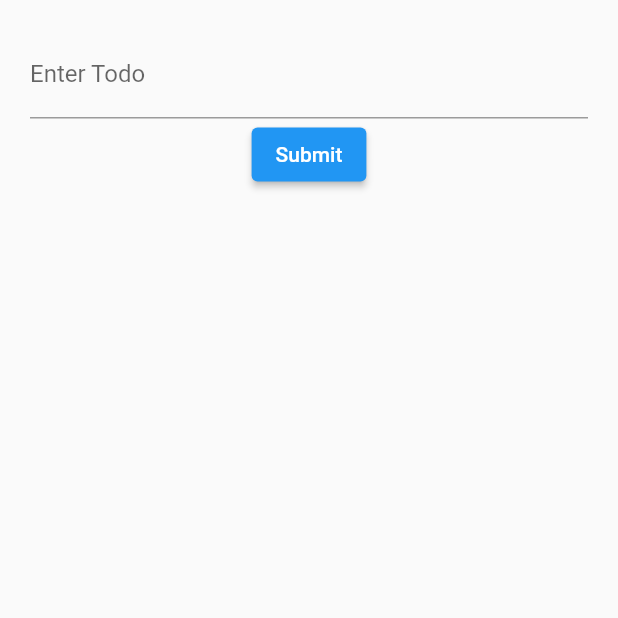
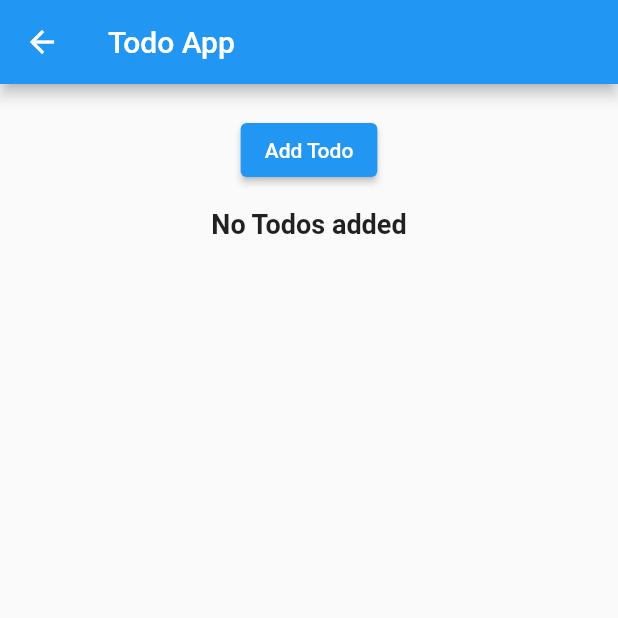
Before and after one commit to dulangakithmini/emoji-app, a Flutter app: the TodoScreen screen opened directly, on a phone screen of 412 x 824 dp, the top half of it. Run offline on Flutter 3.47's test engine with Material 2 defaults, Android fonts, the phone set to English and light mode, and no system bars; our stand-ins replace rxdart, shared_preferences; accounts and stored records are empty.

Commit message:
Improve Todo app using providers and navigation

```diff
--- a/lib/screens/todo_screen.dart
+++ b/lib/screens/todo_screen.dart
@@ -1,101 +1,51 @@
+import 'package:emoji_app/screens/todo_editor_screen.dart';
+import 'package:emoji_app/services/todo_service.dart';
 import 'package:flutter/material.dart';
-import 'package:rxdart/rxdart.dart';
+import 'package:provider/provider.dart';
 
-class TodoScreen extends StatefulWidget {
+class TodoScreen extends StatelessWidget {
+  static String route = '/';
+
   const TodoScreen({Key key}) : super(key: key);
-
-  @override
-  _TodoScreenState createState() => _TodoScreenState();
-}
-
-class _TodoScreenState extends State<TodoScreen> {
-  final BehaviorSubject<List<String>> _todoSubject =
-      BehaviorSubject<List<String>>();
-  final TextEditingController _controller = TextEditingController();
-  List<String> _todoList = [];
-  final BehaviorSubject<int> _counterSubject = BehaviorSubject<int>();
-
-  @override
-  void initState() {
-    _todoSubject.listen((value) {
-      _counterSubject.add(value.length);
-    });
-
-    _todoSubject.listen((value) {
-      showSnackBar(value);
-    });
-    super.initState();
-  }
-
-  @override
-  void dispose() {
-    _todoSubject.close();
-    super.dispose();
-  }
 
   @override
   Widget build(BuildContext context) {
     return Scaffold(
+      appBar: AppBar(
+        title: Text('Todo App'),
+      ),
       body: Container(
         padding: EdgeInsets.all(20.0),
         child: Column(
           children: [
-            TextField(
-              controller: _controller,
-              decoration: const InputDecoration(
-                labelText: 'Enter Todo',
-              ),
-            ),
-            ElevatedButton(
-              onPressed: onSubmit,
-              child: Text('Submit'),
-            ),
+            Center(
+                child: ElevatedButton(
+                    onPressed: () => onAdd(context), child: Text('Add Todo'))),
             SizedBox(height: 15),
-            StreamBuilder<int>(
-                stream: _counterSubject,
-                builder: (context, snapshot) {
-                  return snapshot.data != null
-                      ? Text(
-                          '${snapshot.data} Todos',
+            Text(
+              context.watch<TodoService>().todoCount == null
+                  ? 'No Todos added'
+                  : '${context.watch<TodoService>().todoCount} Todos',
               style: TextStyle(
                 fontSize: 18,
                 fontWeight: FontWeight.bold,
               ),
-                        )
-                      : Text('');
-                }),
-            StreamBuilder<List<String>>(
-                stream: _todoSubject,
-                builder: (context, snapshot) {
-                  return snapshot.data != null
+            ),
+            context.watch<TodoService>().todos != null
                 ? Expanded(
                     child: ListView.builder(
-                            itemCount: snapshot.data.length,
+                      itemCount: context.watch<TodoService>().todos.length,
                       itemBuilder: (context, int index) {
-                              return buildTodoList(snapshot.data, index);
+                        return buildTodoList(
+                            context.watch<TodoService>().todos, index);
                       },
                     ),
                   )
-                      : Text('');
-                }),
+                : Text(''),
           ],
         ),
       ),
     );
-  }
-
-  void onSubmit() {
-    String _todo = _controller.text;
-    _controller.clear();
-    List<String> _currentTodos = _todoSubject.valueOrNull;
-    if (_currentTodos == null) {
-      _todoList.add(_todo);
-      _todoSubject.add(_todoList);
-    } else {
-      _todoList = _currentTodos;
-      _todoList.add(_todo);
-      _todoSubject.add(_todoList);
-    }
   }
 
   Widget buildTodoList(List<String> todos, int index) {
@@ -115,28 +65,24 @@ class _TodoScreenState extends State<TodoScreen> {
             style: TextStyle(fontSize: 20),
             textAlign: TextAlign.center,
           ),
-          IconButton(
+          Builder(builder: (context) {
+            return IconButton(
                 onPressed: () {
-                onClose(todos[index]);
+                  onClose(context, todos[index]);
                 },
                 icon: Icon(Icons.close),
-              color: Colors.red)
+                color: Colors.red);
+          })
         ],
       ),
     );
   }
 
-  void onClose(String todo) {
-    _todoList = _todoSubject.value;
-    _todoList.remove(todo);
-    _todoSubject.add(_todoList);
+  void onClose(BuildContext context, String todo) {
+    context.read<TodoService>().deleteTodo(todo);
   }
 
-  void showSnackBar(value) {
-    ScaffoldMessenger.of(context).showSnackBar(
-      SnackBar(
-        content: Text('Todo created - ${value.last}'),
-      ),
-    );
+  void onAdd(BuildContext context) {
+    Navigator.pushNamed(context, TodoEditorScreen.route);
   }
 }
--- /dev/null
+++ b/lib/services/todo_service.dart
@@ -0,0 +1,51 @@
+import 'package:flutter/material.dart';
+import 'package:rxdart/rxdart.dart';
+
+class TodoService extends ChangeNotifier {
+  List<String> _todoList = [];
+
+  int get todoCount => _counterSubject.valueOrNull;
+
+  List<String> get todos => _todoSubject.valueOrNull;
+
+  final BehaviorSubject<List<String>> _todoSubject =
+      BehaviorSubject<List<String>>();
+  final BehaviorSubject<int> _counterSubject = BehaviorSubject<int>();
+
+  TodoService() {
+    _todoSubject.listen((value) {
+      _counterSubject.add(value.length);
+    });
+
+    // _todoSubject.listen((value) {
+    //   showSnackBar(value);
+    // });
+  }
+
+  void addTodo(String todo) {
+    List<String> _currentTodos = _todoSubject.valueOrNull;
+    if (_currentTodos == null) {
+      _todoList.add(todo);
+      _todoSubject.add(_todoList);
+    } else {
+      _todoList = _currentTodos;
+      _todoList.add(todo);
+      _todoSubject.add(_todoList);
+    }
+    notifyListeners();
+  }
+
+  void deleteTodo(String todo) {
+    _todoList = _todoSubject.value;
+    _todoList.remove(todo);
+    _todoSubject.add(_todoList);
+    notifyListeners();
+  }
+
+  @override
+  void dispose() {
+    _todoSubject.close();
+    _counterSubject.close();
+    super.dispose();
+  }
+}
```
Also changed, not shown: lib/main.dart (+6 -6 lines), lib/screens/todo_editor_screen.dart (added, +51 -0 lines). Lines whose indentation alone changed are shown as unchanged.
